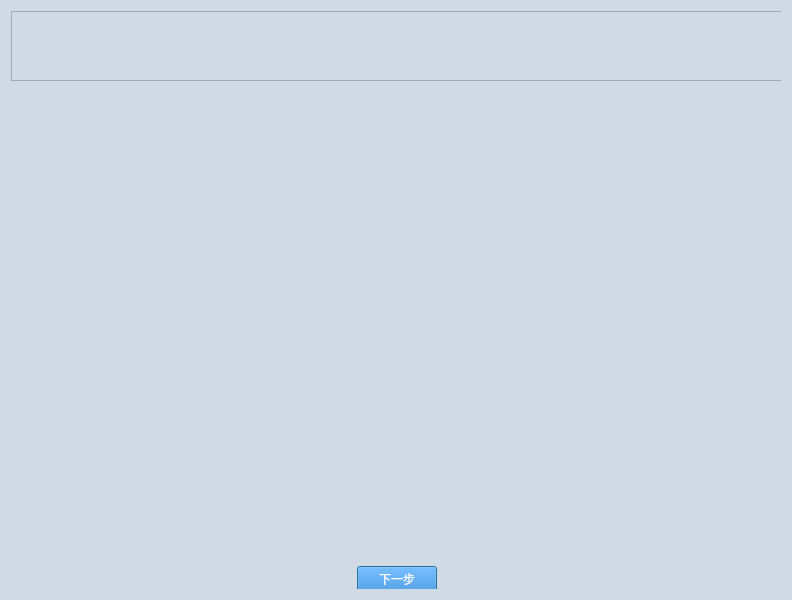
Before: the Qt Designer form ui/PIC_TEXT.ui in gaoxingyu-hub/HUA54testframework, drawn with Qt 5.
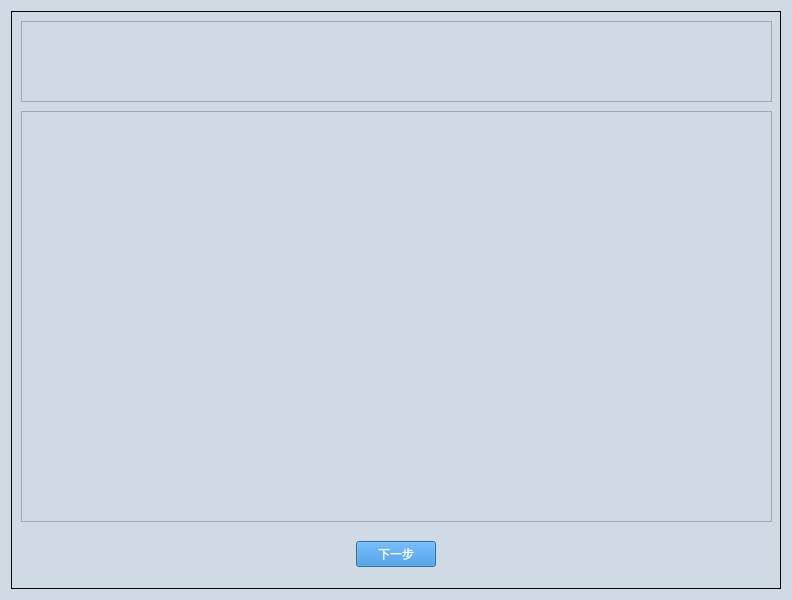
After: the same form once the commit is applied.

Commit message: use QGraphicsView replace Lable

The edit to the form file:
```diff
--- a/ui/PIC_TEXT.ui
+++ b/ui/PIC_TEXT.ui
@@ -70,34 +70,55 @@
      <property name="title">
       <string/>
      </property>
-     <widget class="QWidget" name="layoutWidget">
+     <widget class="QGraphicsView" name="graphicsView">
       <property name="geometry">
        <rect>
-        <x>0</x>
-        <y>0</y>
-        <width>771</width>
-        <height>581</height>
+        <x>10</x>
+        <y>100</y>
+        <width>751</width>
+        <height>411</height>
        </rect>
       </property>
-      <layout class="QVBoxLayout" name="verticalLayout" stretch="2,14,1">
-       <item>
-        <widget class="QTextBrowser" name="textBrowser_contents"/>
-       </item>
-       <item>
-        <widget class="QLabel" name="label_img">
-         <property name="text">
-          <string/>
-         </property>
-         <property name="scaledContents">
-          <bool>false</bool>
-         </property>
-         <property name="alignment">
-          <set>Qt::AlignCenter</set>
-         </property>
-        </widget>
-       </item>
-       <item>
+      <property name="sizePolicy">
+       <sizepolicy hsizetype="Preferred" vsizetype="Preferred">
+        <horstretch>0</horstretch>
+        <verstretch>0</verstretch>
+       </sizepolicy>
+      </property>
+     </widget>
+     <widget class="QTextBrowser" name="textBrowser_contents">
+      <property name="geometry">
+       <rect>
+        <x>10</x>
+        <y>10</y>
+        <width>751</width>
+        <height>81</height>
+       </rect>
+      </property>
+     </widget>
+     <widget class="QWidget" name="">
+      <property name="geometry">
+       <rect>
+        <x>300</x>
+        <y>530</y>
+        <width>169</width>
+        <height>27</height>
+       </rect>
+      </property>
         <layout class="QGridLayout" name="gridLayout">
+       <item row="0" column="2">
+        <spacer name="horizontalSpacer_2">
+         <property name="orientation">
+          <enum>Qt::Horizontal</enum>
+         </property>
+         <property name="sizeHint" stdset="0">
+          <size>
+           <width>40</width>
+           <height>20</height>
+          </size>
+         </property>
+        </spacer>
+       </item>
          <item row="0" column="0">
           <spacer name="horizontalSpacer">
            <property name="orientation">
@@ -117,21 +138,6 @@
             <string>下一步</string>
            </property>
           </widget>
-         </item>
-         <item row="0" column="2">
-          <spacer name="horizontalSpacer_2">
-           <property name="orientation">
-            <enum>Qt::Horizontal</enum>
-           </property>
-           <property name="sizeHint" stdset="0">
-            <size>
-             <width>40</width>
-             <height>20</height>
-            </size>
-           </property>
-          </spacer>
-         </item>
-        </layout>
        </item>
       </layout>
      </widget>
```
Lines whose indentation alone changed are shown as unchanged. The commit also changes 14 other files.
